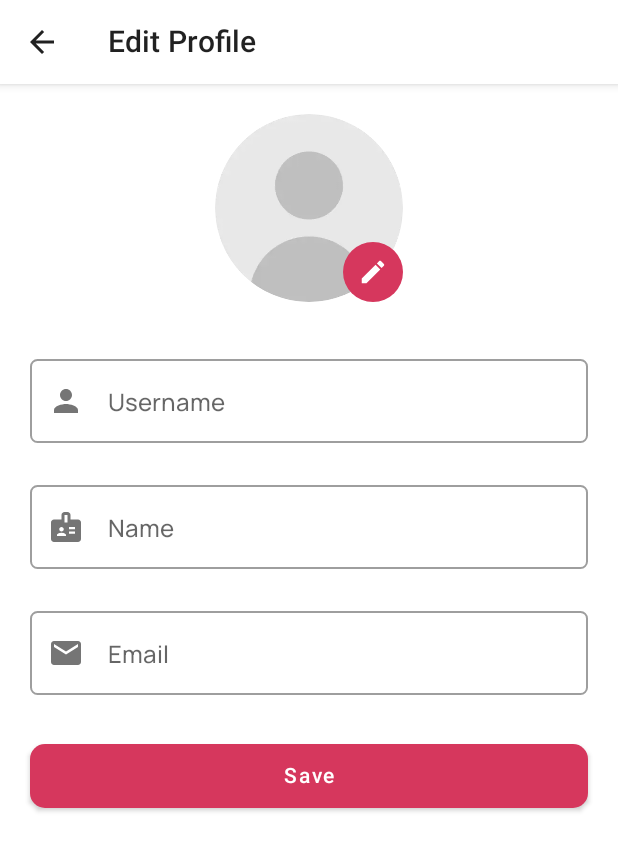
After one commit to ajailani4/sosyal-android, an Android app built with Jetpack Compose: the EditProfileScreen screen opened through its navigation route, on a phone screen of 412 x 824 dp. The commit adds this screen. Shown: the top 851 px of the screen. Run offline under Robolectric (Android 15) with nearby library versions, the phone set to English and light mode, and no system bars; pictures from the network do not load.

Commit message:
Add edit profile screen UI

```diff
--- a/app/src/main/java/com/sosyal/app/ui/Navigation.kt
+++ b/app/src/main/java/com/sosyal/app/ui/Navigation.kt
@@ -6,6 +6,7 @@ import androidx.navigation.NavType
 import androidx.navigation.compose.NavHost
 import androidx.navigation.compose.composable
 import androidx.navigation.navArgument
+import com.sosyal.app.ui.screen.edit_profile.EditProfileScreen
 import com.sosyal.app.ui.screen.home.HomeScreen
 import com.sosyal.app.ui.screen.login.LoginScreen
 import com.sosyal.app.ui.screen.profile.ProfileScreen
@@ -93,5 +94,13 @@ fun Navigation(
                 }
             )
         }
+
+        composable(route = Screen.EditProfile.route) {
+            EditProfileScreen(
+                onNavigateUp = {
+                    navController.navigateUp()
+                }
+            )
+        }
     }
 }
--- a/app/src/main/java/com/sosyal/app/ui/Screen.kt
+++ b/app/src/main/java/com/sosyal/app/ui/Screen.kt
@@ -6,4 +6,5 @@ sealed class Screen(val route: String) {
     object Home : Screen("home_screen")
     object UploadEditPost : Screen("upload_edit_post_screen")
     object Profile : Screen("profile_screen")
+    object EditProfile : Screen("edit_profile_screen")
 }
--- /dev/null
+++ b/app/src/main/java/com/sosyal/app/ui/screen/edit_profile/EditProfileScreen.kt
@@ -0,0 +1,175 @@
+package com.sosyal.app.ui.screen.edit_profile
+
+import androidx.compose.foundation.*
+import androidx.compose.foundation.layout.*
+import androidx.compose.foundation.shape.CircleShape
+import androidx.compose.foundation.text.KeyboardOptions
+import androidx.compose.material.*
+import androidx.compose.material.icons.Icons
+import androidx.compose.material.icons.filled.*
+import androidx.compose.runtime.Composable
+import androidx.compose.ui.Alignment
+import androidx.compose.ui.Modifier
+import androidx.compose.ui.draw.clip
+import androidx.compose.ui.platform.LocalContext
+import androidx.compose.ui.res.painterResource
+import androidx.compose.ui.res.stringResource
+import androidx.compose.ui.text.input.KeyboardType
+import androidx.compose.ui.text.style.TextAlign
+import androidx.compose.ui.tooling.preview.Preview
+import androidx.compose.ui.unit.dp
+import coil.compose.AsyncImage
+import coil.request.ImageRequest
+import com.sosyal.app.R
+import com.sosyal.app.ui.screen.register.RegisterEvent
+import com.sosyal.app.ui.theme.Grey2
+import com.sosyal.app.ui.theme.Grey3
+import com.sosyal.app.ui.theme.SosyalTheme
+
+@Composable
+fun EditProfileScreen(
+    onNavigateUp: () -> Unit
+) {
+    val scaffoldState = rememberScaffoldState()
+
+    Scaffold(
+        scaffoldState = scaffoldState,
+        topBar = {
+            TopAppBar(
+                navigationIcon = {
+                    IconButton(onClick = onNavigateUp) {
+                        Icon(
+                            imageVector = Icons.Default.ArrowBack,
+                            contentDescription = "Back icon"
+                        )
+                    }
+                },
+                title = {
+                    Text(text = stringResource(id = R.string.edit_profile))
+                },
+                backgroundColor = MaterialTheme.colors.surface
+            )
+        }
+    ) { innerPadding ->
+        Box(
+            modifier = Modifier
+                .fillMaxSize()
+                .padding(innerPadding)
+                .verticalScroll(rememberScrollState())
+        ) {
+            Column(
+                modifier = Modifier
+                    .fillMaxWidth()
+                    .padding(20.dp),
+                horizontalAlignment = Alignment.CenterHorizontally
+            ) {
+                /*AsyncImage(
+                    modifier = Modifier
+                        .size(125.dp)
+                        .clip(CircleShape),
+                    model = ImageRequest.Builder(LocalContext.current)
+                        .data(userProfile.avatar ?: R.drawable.img_default_ava)
+                        .placeholder(R.drawable.img_default_ava)
+                        .build(),
+                    contentDescription = "User profile avatar"
+                )*/
+                Box {
+                    Image(
+                        modifier = Modifier
+                            .size(125.dp)
+                            .clip(CircleShape),
+                        painter = painterResource(id = R.drawable.img_default_ava),
+                        contentDescription = "User profile avatar"
+                    )
+                    Box(
+                        modifier = Modifier
+                            .clip(CircleShape)
+                            .background(color = MaterialTheme.colors.primary)
+                            .align(Alignment.BottomEnd)
+                            .clickable { }
+                    ) {
+                        Icon(
+                            modifier = Modifier
+                                .size(40.dp)
+                                .padding(10.dp),
+                            imageVector = Icons.Default.Edit,
+                            tint = MaterialTheme.colors.onPrimary,
+                            contentDescription = "Edit icon"
+                        )
+                    }
+                }
+                Spacer(modifier = Modifier.height(30.dp))
+                OutlinedTextField(
+                    modifier = Modifier.fillMaxWidth(),
+                    value = "",
+                    onValueChange = { },
+                    label = {
+                        Text(text = stringResource(id = R.string.username))
+                    },
+                    leadingIcon = {
+                        Icon(
+                            imageVector = Icons.Default.Person,
+                            contentDescription = "Username icon"
+                        )
+                    },
+                    singleLine = true
+                )
+                Spacer(modifier = Modifier.height(20.dp))
+                OutlinedTextField(
+                    modifier = Modifier.fillMaxWidth(),
+                    value = "",
+                    onValueChange = { },
+                    label = {
+                        Text(text = stringResource(id = R.string.name))
+                    },
+                    leadingIcon = {
+                        Icon(
+                            imageVector = Icons.Default.Badge,
+                            contentDescription = "Name icon"
+                        )
+                    },
+                    singleLine = true
+                )
+                Spacer(modifier = Modifier.height(20.dp))
+                OutlinedTextField(
+                    modifier = Modifier.fillMaxWidth(),
+                    value = "",
+                    onValueChange = { },
+                    label = {
+                        Text(text = stringResource(id = R.string.email))
+                    },
+                    leadingIcon = {
+                        Icon(
+                            imageVector = Icons.Default.Mail,
+                            contentDescription = "Email icon"
+                        )
+                    },
+                    singleLine = true,
+                    keyboardOptions = KeyboardOptions(
+                        keyboardType = KeyboardType.Email
+                    )
+                )
+                Spacer(modifier = Modifier.height(30.dp))
+                Button(
+                    modifier = Modifier.fillMaxWidth(),
+                    shape = MaterialTheme.shapes.medium,
+                    onClick = { /*TODO*/ }
+                ) {
+                    Text(
+                        modifier = Modifier.padding(5.dp),
+                        text = stringResource(id = R.string.save),
+                        textAlign = TextAlign.Center
+                    )
+                }
+            }
+        }
+    }
+}
+
+@Preview
+@Composable
+fun PreviewEditProfileScreen() {
+    SosyalTheme {
+        EditProfileScreen {}
+    }
+}
--- a/app/src/main/res/values/strings.xml
+++ b/app/src/main/res/values/strings.xml
@@ -44,4 +44,5 @@
 
     <string name="profile">Profile</string>
     <string name="edit_profile">Edit Profile</string>
+    <string name="save">Save</string>
 </resources>
```
Also changed, not shown: 1 other file.
